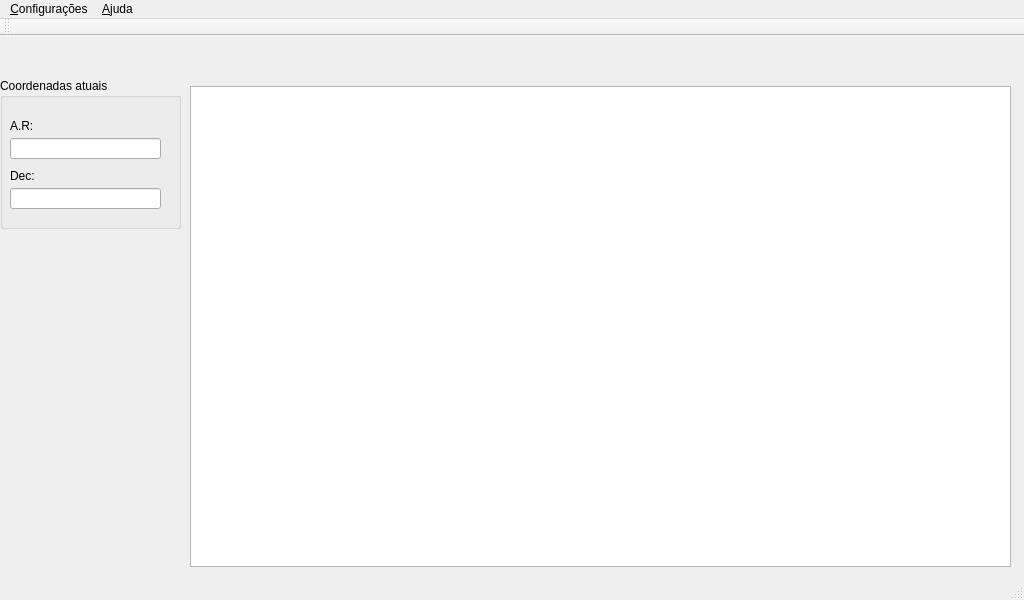
Old version of the form src/Telescope/mainwindow.ui in the repository graphollock/1113.
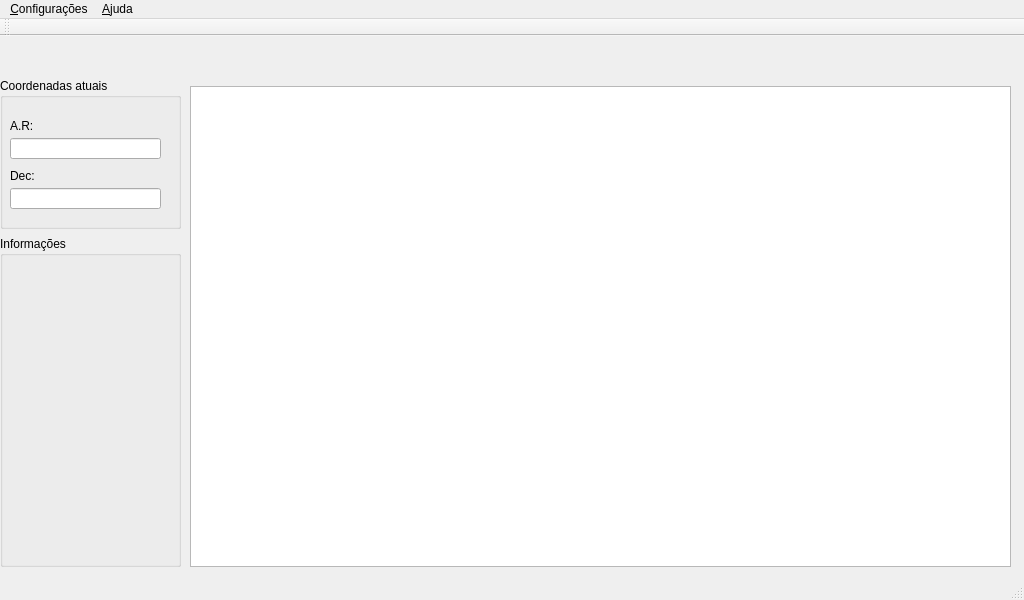
New version of the form.

```diff
--- a/src/Telescope/mainwindow.ui
+++ b/src/Telescope/mainwindow.ui
@@ -101,6 +101,19 @@
      </property>
     </widget>
    </widget>
+   <widget class="QGroupBox" name="gb">
+    <property name="geometry">
+     <rect>
+      <x>0</x>
+      <y>200</y>
+      <width>181</width>
+      <height>331</height>
+     </rect>
+    </property>
+    <property name="title">
+     <string>Informações</string>
+    </property>
+   </widget>
   </widget>
   <widget class="QMenuBar" name="menuBar">
    <property name="geometry">
```
